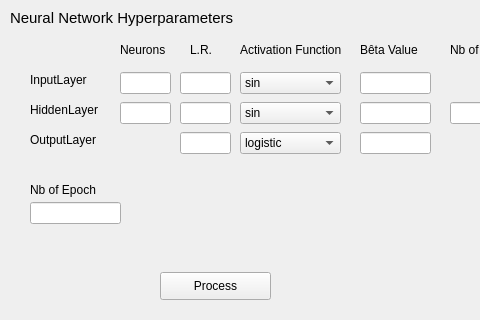
The window that Task3/Gui_plot.ui (SonTonyD/Lodz_IA_introduction) describes before a commit, drawn with Qt 5; both pictures show x 0 to 480 and y 348 to 668 of the 578 by 668 pixel window.
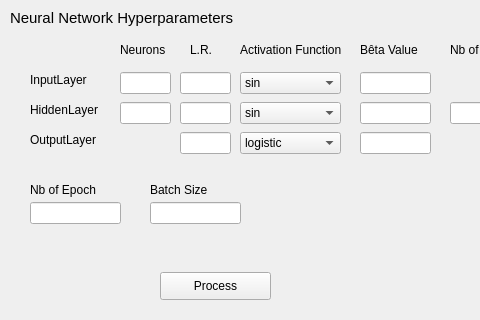
The same window after the commit.

Commit message: batch size as a parameter

Diff of the .ui file:
```diff
--- a/Task3/Gui_plot.ui
+++ b/Task3/Gui_plot.ui
@@ -605,6 +605,29 @@
     <string>Nb of Layers</string>
    </property>
   </widget>
+  <widget class="QLineEdit" name="lineEdit_batchSize">
+   <property name="geometry">
+    <rect>
+     <x>150</x>
+     <y>550</y>
+     <width>91</width>
+     <height>22</height>
+    </rect>
+   </property>
+  </widget>
+  <widget class="QLabel" name="label_10">
+   <property name="geometry">
+    <rect>
+     <x>150</x>
+     <y>530</y>
+     <width>71</width>
+     <height>16</height>
+    </rect>
+   </property>
+   <property name="text">
+    <string>Batch Size</string>
+   </property>
+  </widget>
  </widget>
  <resources/>
  <connections/>
```
The commit also changes 1 other file.
